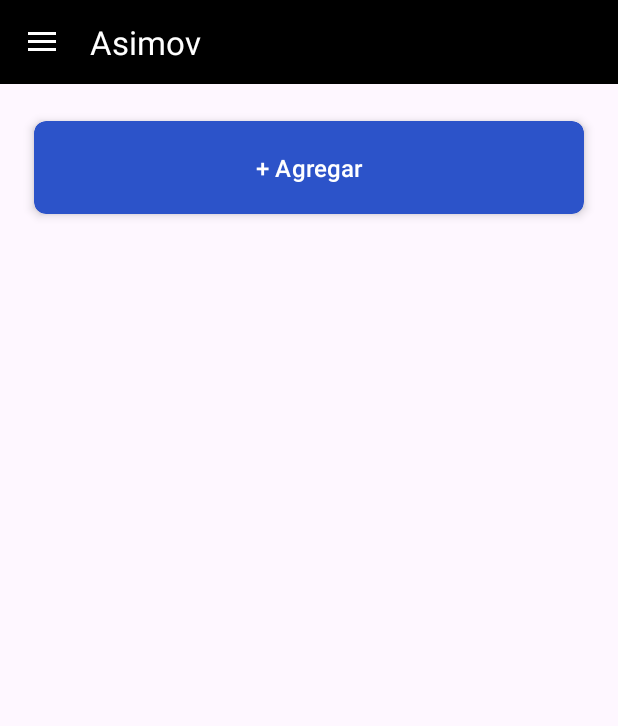
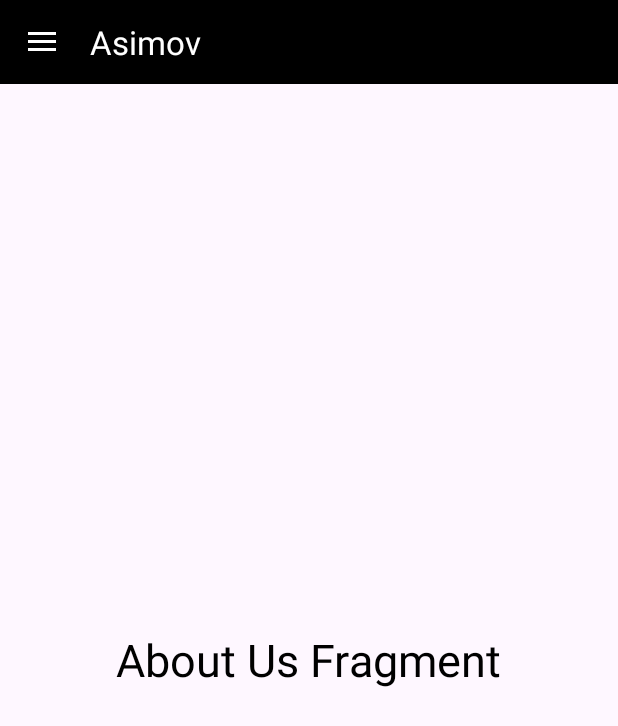
Before and after one commit to Cybersoft-Asimov2023/asimov2023-android-mobile-application, an Android app: the MenuActivity screen opened directly, with no data from a screen before it, in the side drawer, after a tap on "Competences", on a phone screen of 412 x 824 dp. Shown: the top 726 px of the screen. Run offline under Robolectric (Android 15) with nearby library versions, the phone set to English and light mode, and no system bars.

Commit message:
menu teacher

```diff
--- a/app/src/main/java/com/example/android/asimov2023/ui/main/MenuActivity.kt
+++ b/app/src/main/java/com/example/android/asimov2023/ui/main/MenuActivity.kt
@@ -43,23 +43,44 @@ class MenuActivity : AppCompatActivity(), NavigationView.OnNavigationItemSelecte
         toggle.syncState()
 
         if (savedInstanceState == null) {
-            supportFragmentManager.beginTransaction()
-                .replace(R.id.fragment_container, DashboardDirectorFragment()).commit()
-            navigationView.setCheckedItem(R.id.nav_home)
+            if(isDirector){
+                supportFragmentManager.beginTransaction()
+                    .replace(R.id.fragment_container, DashboardDirectorFragment()).commit()
+                navigationView.setCheckedItem(R.id.nav_dashboard_director)
+            }else
+            {
+                supportFragmentManager.beginTransaction()
+                    .replace(R.id.fragment_container, BlankFragment()).commit()
+                navigationView.setCheckedItem(R.id.nav_dashboard_teacher)
+            }
+
         }
     }
 
     //Crear fragmento (no activity) para las vistas
     override fun onNavigationItemSelected(item: MenuItem): Boolean {
         when (item.itemId) {
-            R.id.nav_home -> supportFragmentManager.beginTransaction()
+
+            //director menu
+            R.id.nav_dashboard_director -> supportFragmentManager.beginTransaction()
                 .replace(R.id.fragment_container, DashboardDirectorFragment()).commit()
-            R.id.nav_settings -> supportFragmentManager.beginTransaction()
+            R.id.nav_announce_director -> supportFragmentManager.beginTransaction()
                 .replace(R.id.fragment_container, BlankFragment()).commit()
-            R.id.nav_share -> supportFragmentManager.beginTransaction()
+            R.id.nav_teachers_director-> supportFragmentManager.beginTransaction()
                 .replace(R.id.fragment_container, TeacherListFragment()).commit()
-            R.id.nav_about -> supportFragmentManager.beginTransaction()
+            R.id.nav_competences_director -> supportFragmentManager.beginTransaction()
                 .replace(R.id.fragment_container, CompetenceListFragment()).commit()
+            //teacher menu
+            R.id.nav_dashboard_teacher -> supportFragmentManager.beginTransaction()
+                .replace(R.id.fragment_container, BlankFragment()).commit()
+            R.id.nav_courses_teacher -> supportFragmentManager.beginTransaction()
+                .replace(R.id.fragment_container, BlankFragment()).commit()
+            R.id.nav_competences_teacher-> supportFragmentManager.beginTransaction()
+                .replace(R.id.fragment_container, BlankFragment()).commit()
+            R.id.nav_announce_teacher -> supportFragmentManager.beginTransaction()
+                .replace(R.id.fragment_container, BlankFragment()).commit()
+
+
             R.id.nav_logout -> {Toast.makeText(this, "Logout!", Toast.LENGTH_SHORT).show()
                 val intent = Intent(this, SignInActivity::class.java)
                 startActivity(intent)
--- a/app/src/main/res/menu/nav_menu_director.xml
+++ b/app/src/main/res/menu/nav_menu_director.xml
@@ -6,22 +6,22 @@
             android:checkableBehavior="single">
 
             <item
-                android:id="@+id/nav_home"
+                android:id="@+id/nav_dashboard_director"
                 android:icon="@drawable/nav_dashboard"
                 android:title="Dashboard"/>
 
             <item
-                android:id="@+id/nav_settings"
+                android:id="@+id/nav_announce_director"
                 android:icon="@drawable/nav_announce"
                 android:title="Annoucements"/>
 
             <item
-                android:id="@+id/nav_share"
+                android:id="@+id/nav_teachers_director"
                 android:icon="@drawable/nav_teachers"
                 android:title="Teachers"/>
 
             <item
-                android:id="@+id/nav_about"
+                android:id="@+id/nav_competences_director"
                 android:icon="@drawable/nav_competences"
                 android:title="Competences"/>
         </group>
--- a/app/src/main/res/menu/nav_menu_teacher.xml
+++ b/app/src/main/res/menu/nav_menu_teacher.xml
@@ -6,22 +6,22 @@
         android:checkableBehavior="single">
 
         <item
-            android:id="@+id/nav_home"
+            android:id="@+id/nav_dashboard_teacher"
             android:icon="@drawable/nav_dashboard"
             android:title="Dashboard"/>
 
         <item
-            android:id="@+id/nav_settings"
+            android:id="@+id/nav_courses_teacher"
             android:icon="@drawable/nav_announce"
             android:title="Courses"/>
 
         <item
-            android:id="@+id/nav_share"
+            android:id="@+id/nav_competences_teacher"
             android:icon="@drawable/nav_teachers"
             android:title="Competences"/>
 
         <item
-            android:id="@+id/nav_about"
+            android:id="@+id/nav_announce_teacher"
             android:icon="@drawable/nav_competences"
             android:title="Announcements"/>
     </group>
```
